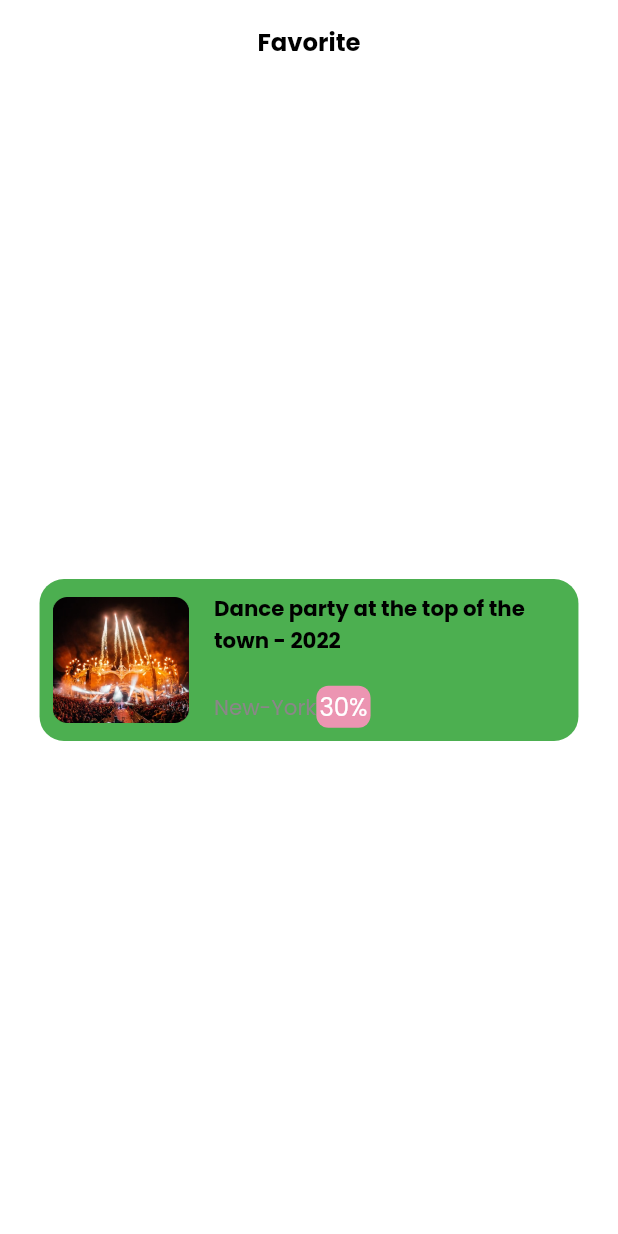
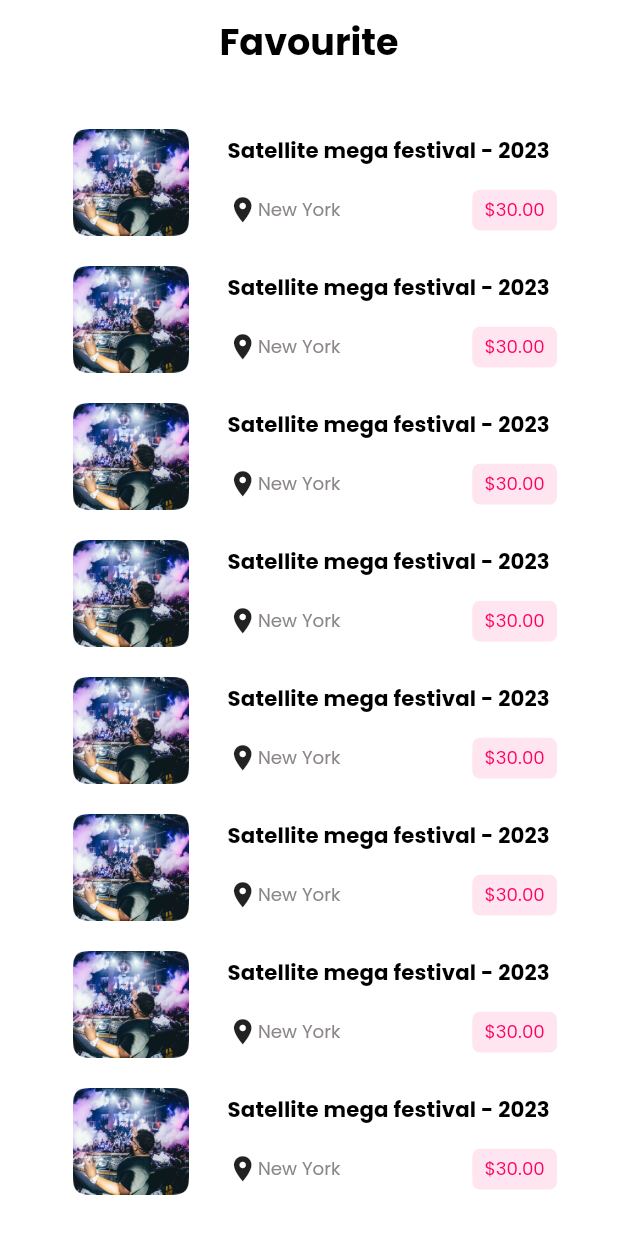
Before and after one commit to Sejimu/City_event_app, a Flutter app: the FavouritePage screen opened directly, on a phone screen of 412 x 824 dp. Run offline on Flutter 3.47's test engine with Material 3 defaults, Android fonts, the phone set to English and light mode, and no system bars; our stand-ins replace auto_route, dio, equatable, firebase_auth, flutter_screenutil, flutter_svg and 5 more; accounts and stored records are empty; key blocks and very long unbroken strings in the code were emptied for the run.

Commit message:
favourite page layout done

```diff
--- a/lib/src/core/config/routes/app_routes.dart
+++ b/lib/src/core/config/routes/app_routes.dart
@@ -17,7 +17,7 @@ class AppRouter extends RootStackRouter {
           ),
           CustomRoute(
             page: FavouriteRoute.page,
-          )
+          ),
         ]),
 
         CustomRoute(
--- a/lib/src/modules/main/features/bottom_navbar/сustom_bottom_nav.dart
+++ b/lib/src/modules/main/features/bottom_navbar/сustom_bottom_nav.dart
@@ -19,7 +19,7 @@ class _DashboardState extends State<Dashboard> {
       routes: const [
         HomeRoute(),
         SearchRoute(),
-        HomeRoute(),
+        FavouriteRoute(),
         HomeRoute(),
         HomeRoute(),
       ],
--- a/lib/src/modules/main/features/favourite/favourite_page.dart
+++ b/lib/src/modules/main/features/favourite/favourite_page.dart
@@ -1,79 +1,120 @@
-import 'package:auto_route/auto_route.dart';
-import 'package:clubcrafter/generated/l10n.dart';
+import 'package:auto_route/annotations.dart';
 import 'package:clubcrafter/src/core/config/theme/app_text_styles.dart';
-import 'package:clubcrafter/src/core/utils/resources/resources.dart';
+import 'package:clubcrafter/src/core/utils/extensions/extensions.dart';
+import 'package:flutter/material.dart';
 import 'package:flutter_screenutil/flutter_screenutil.dart';
+
 import '../../../../core/config/theme/app_colors.dart';
-import 'package:flutter/material.dart';
+import '../../../../core/utils/resources/resources.dart';
 
 @RoutePage()
-class FavouritePage extends StatelessWidget {
+class FavouritePage extends StatefulWidget {
   const FavouritePage({super.key});
 
   @override
+  State<FavouritePage> createState() => _FavouritePageState();
+}
+
+class _FavouritePageState extends State<FavouritePage> {
+  @override
   Widget build(BuildContext context) {
     return Scaffold(
-      appBar: AppBar(
-        title: Text(
-          S.of(context).favoriteFavorite,
-          style: AppTextStyles.s16w700Poppins.copyWith(color: AppColors.black),
-        ),
-        centerTitle: true,
-      ),
-      body: Column(
-        mainAxisAlignment: MainAxisAlignment.center,
-        children: [
-          Container(
-            margin: EdgeInsets.symmetric(horizontal: 24.w),
-            padding: EdgeInsets.all(8.w),
-            decoration: BoxDecoration(
-                color: AppColors.green,
-                borderRadius: BorderRadius.circular(16.r)),
-            child: Row(
-              children: [
-                Image.asset(
-                  Images.event,
-                  scale: 3,
-                ),
-                15.horizontalSpace,
-                Column(
-                  crossAxisAlignment: CrossAxisAlignment.start,
-                  children: [
-                    Text(
-                      'Dance party at the top of the\ntown - 2022',
-                      softWrap: true,
-                      style: AppTextStyles.s14w700Poppins
-                          .copyWith(color: AppColors.black),
-                    ),
-                    20.verticalSpace,
-                    Expanded(
-                      child: Row(
-                        mainAxisAlignment: MainAxisAlignment.spaceBetween,
-                        children: [
-                          Text(
-                            'New-York',
-                            style: AppTextStyles.s14w400Poppins
-                                .copyWith(color: AppColors.grey),
-                          ),
-                          Container(
-                            padding: EdgeInsets.all(2.h),
-                            decoration: BoxDecoration(
-                                borderRadius: BorderRadius.circular(8.r),
-                                color: const Color.fromARGB(255, 236, 149, 178)),
-                            child: Text(
-                              '30%',
-                            ),
-                          )
-                        ],
-                      ),
-                    )
-                  ],
-                )
-              ],
+      body: CustomScrollView(
+        slivers: [
+          const SliverAppBar(
+            centerTitle: true,
+            title: Text(
+              "Favourite",
+              style: TextStyle(color: Colors.black),
             ),
+          ),
+          const SliverToBoxAdapter(
+            child: SizedBox(height: 30), // Задаём нужную высоту отступа (можешь поменять на любой размер)
+          ),
+          SliverList.separated(
+            itemCount: 8,
+            itemBuilder: (BuildContext context, int index) {
+              return FavouriteComponent();
+            },
+            separatorBuilder: (BuildContext context, int index) => 20.verticalSpace,
           )
         ],
       ),
     );
   }
 }
+
+
+class FavouriteComponent extends StatefulWidget {
+  const FavouriteComponent({super.key});
+
+  @override
+  State<FavouriteComponent> createState() => _FavouriteComponentState();
+}
+
+class _FavouriteComponentState extends State<FavouriteComponent> {
+  @override
+  Widget build(BuildContext context) {
+    return Container(
+      alignment: Alignment.center,
+      child: SizedBox(
+        child: Row(
+          mainAxisAlignment: MainAxisAlignment.center,
+          children: [
+            Image.asset(
+              Images.recom,
+              width: 85.w,
+              height: 70.h,
+            ),
+            16.horizontalSpace,
+             Column(
+              crossAxisAlignment: CrossAxisAlignment.start,
+              children: [
+                Text(
+                  "Satellite mega festival - 2023",
+                  style: context.textTheme.titleSmall!
+                      .copyWith(color: AppColors.black),
+                  softWrap: true,
+                ),
+                16.verticalSpace,
+                Row(
+                  mainAxisAlignment: MainAxisAlignment.spaceBetween,
+                  children: [
+                    Row(
+                      children: [
+                        Icon(
+                          Icons.location_on,
+                          size: 20.h,
+                        ),
+                        Text(
+                          "New York",
+                          style: context.textTheme.labelMedium!
+                              .copyWith(color: AppColors.grey),
+                        ),
+                      ],
+                    ),
+                    80.horizontalSpace,
+                    DecoratedBox(
+                      decoration: BoxDecoration(
+                          borderRadius: BorderRadius.circular(5).r,
+                          color: AppColors.hotPink.withOpacity(0.1)),
+                      child: Padding(
+                        padding:
+                        REdgeInsets.symmetric(horizontal: 8, vertical: 4.5),
+                        child: Text(
+                          "\$30.00",
+                          style: context.textTheme.labelMedium!
+                              .copyWith(color: AppColors.hotPink),
+                        ),
+                      ),
+                    )
+                  ],
+                )
+              ],
+            )
+          ],
+        ),
+      ),
+    );
+  }
+}
```
